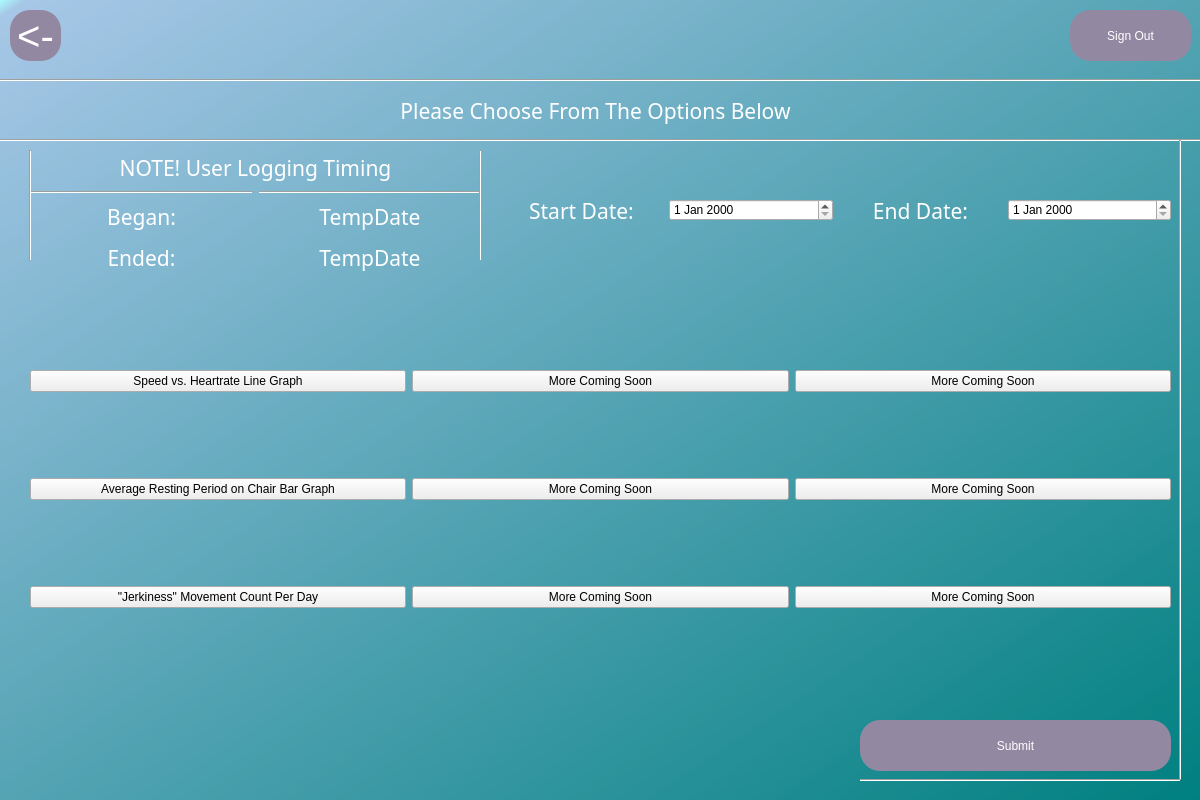
Before: the Qt Designer form UserDetailedAnalyticsSelectionPage.ui in MysticalMango647/RollSmartGui, drawn with Qt 5.
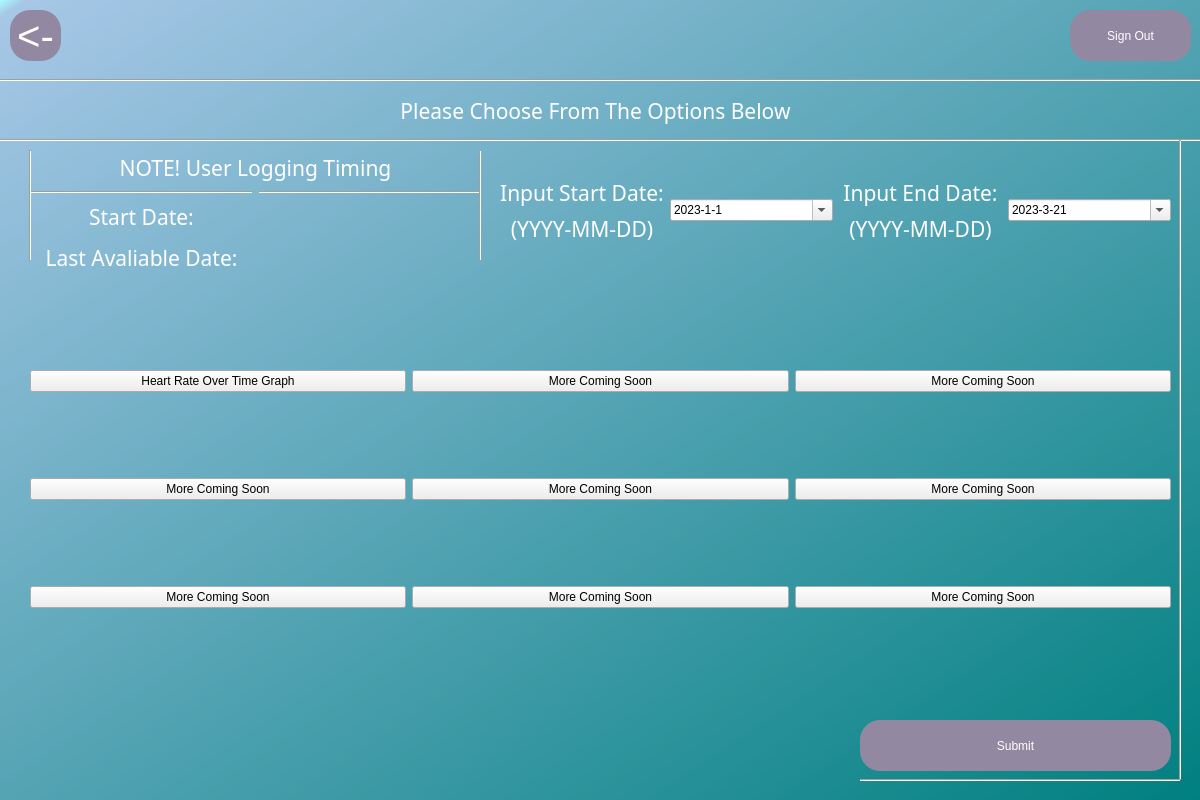
After: the same form once the commit is applied.

Commit message: user detailed analytics page updated, shows start date, end data of avalible data. another .py script used for testing purposes. updaed some ui files to show correct date format

Patch:
```diff
--- a/UserDetailedAnalyticsSelectionPage.ui
+++ b/UserDetailedAnalyticsSelectionPage.ui
@@ -142,6 +142,8 @@
     </property>
     <layout class="QHBoxLayout" name="horizontalLayout">
      <item>
+      <layout class="QVBoxLayout" name="verticalLayout">
+       <item>
       <widget class="QLabel" name="infoText_2">
        <property name="font">
         <font>
@@ -157,12 +159,37 @@
 color: rgb(255,255,255);</string>
        </property>
        <property name="text">
-        <string>Start Date:</string>
+          <string>Input Start Date:</string>
        </property>
        <property name="alignment">
-        <set>Qt::AlignCenter</set>
-       </property>
-      </widget>
+          <set>Qt::AlignBottom|Qt::AlignHCenter</set>
+         </property>
+        </widget>
+       </item>
+       <item>
+        <widget class="QLabel" name="infoText_7">
+         <property name="font">
+          <font>
+           <family>Corbel</family>
+           <pointsize>16</pointsize>
+           <weight>50</weight>
+           <italic>false</italic>
+           <bold>false</bold>
+          </font>
+         </property>
+         <property name="styleSheet">
+          <string notr="true">font: 16pt &quot;Corbel&quot;;
+color: rgb(255,255,255);</string>
+         </property>
+         <property name="text">
+          <string>(YYYY-MM-DD)</string>
+         </property>
+         <property name="alignment">
+          <set>Qt::AlignHCenter|Qt::AlignTop</set>
+         </property>
+        </widget>
+       </item>
+      </layout>
      </item>
      <item>
       <widget class="QDateEdit" name="StartDate">
@@ -170,10 +197,45 @@
         <string notr="true">font: 20pt &quot;Corbel&quot;;
 </string>
        </property>
+       <property name="dateTime">
+        <datetime>
+         <hour>0</hour>
+         <minute>0</minute>
+         <second>0</second>
+         <year>2023</year>
+         <month>1</month>
+         <day>1</day>
+        </datetime>
+       </property>
+       <property name="time">
+        <time>
+         <hour>0</hour>
+         <minute>0</minute>
+         <second>0</second>
+        </time>
+       </property>
+       <property name="displayFormat">
+        <string>yyyy-M-d</string>
+       </property>
+       <property name="calendarPopup">
+        <bool>true</bool>
+       </property>
+       <property name="timeSpec">
+        <enum>Qt::OffsetFromUTC</enum>
+       </property>
+       <property name="date">
+        <date>
+         <year>2023</year>
+         <month>1</month>
+         <day>1</day>
+        </date>
+       </property>
       </widget>
      </item>
      <item>
-      <widget class="QLabel" name="infoText_3">
+      <layout class="QVBoxLayout" name="verticalLayout_2">
+       <item>
+        <widget class="QLabel" name="infoText_8">
        <property name="font">
         <font>
          <family>Corbel</family>
@@ -188,12 +250,37 @@
 color: rgb(255,255,255);</string>
        </property>
        <property name="text">
-        <string>End Date:</string>
+          <string>Input End Date:</string>
        </property>
        <property name="alignment">
-        <set>Qt::AlignCenter</set>
-       </property>
-      </widget>
+          <set>Qt::AlignBottom|Qt::AlignHCenter</set>
+         </property>
+        </widget>
+       </item>
+       <item>
+        <widget class="QLabel" name="infoText_9">
+         <property name="font">
+          <font>
+           <family>Corbel</family>
+           <pointsize>16</pointsize>
+           <weight>50</weight>
+           <italic>false</italic>
+           <bold>false</bold>
+          </font>
+         </property>
+         <property name="styleSheet">
+          <string notr="true">font: 16pt &quot;Corbel&quot;;
+color: rgb(255,255,255);</string>
+         </property>
+         <property name="text">
+          <string>(YYYY-MM-DD)</string>
+         </property>
+         <property name="alignment">
+          <set>Qt::AlignHCenter|Qt::AlignTop</set>
+         </property>
+        </widget>
+       </item>
+      </layout>
      </item>
      <item>
       <widget class="QDateEdit" name="EndDate">
@@ -201,6 +288,25 @@
         <string notr="true">font: 20pt &quot;Corbel&quot;;
 </string>
        </property>
+       <property name="dateTime">
+        <datetime>
+         <hour>0</hour>
+         <minute>0</minute>
+         <second>0</second>
+         <year>2023</year>
+         <month>3</month>
+         <day>21</day>
+        </datetime>
+       </property>
+       <property name="currentSection">
+        <enum>QDateTimeEdit::DaySection</enum>
+       </property>
+       <property name="displayFormat">
+        <string>yyyy-M-d</string>
+       </property>
+       <property name="calendarPopup">
+        <bool>true</bool>
+       </property>
       </widget>
      </item>
     </layout>
@@ -238,7 +344,7 @@
 color: rgb(255,255,255);</string>
        </property>
        <property name="text">
-        <string>Ended:</string>
+        <string>Last Avaliable Date:</string>
        </property>
        <property name="alignment">
         <set>Qt::AlignCenter</set>
@@ -261,7 +367,7 @@
 color: rgb(255,255,255);</string>
        </property>
        <property name="text">
-        <string>TempDate</string>
+        <string/>
        </property>
        <property name="alignment">
         <set>Qt::AlignCenter</set>
@@ -284,7 +390,7 @@
 color: rgb(255,255,255);</string>
        </property>
        <property name="text">
-        <string>TempDate</string>
+        <string/>
        </property>
        <property name="alignment">
         <set>Qt::AlignCenter</set>
@@ -330,7 +436,7 @@
 color: rgb(255,255,255);</string>
        </property>
        <property name="text">
-        <string>Began:</string>
+        <string>Start Date:</string>
        </property>
        <property name="alignment">
         <set>Qt::AlignCenter</set>
@@ -378,16 +484,6 @@
        </property>
       </widget>
      </item>
-     <item row="2" column="0">
-      <widget class="QPushButton" name="pushButton_3">
-       <property name="styleSheet">
-        <string notr="true">font: 14pt &quot;Corbel&quot;;</string>
-       </property>
-       <property name="text">
-        <string>&quot;Jerkiness&quot; Movement Count Per Day</string>
-       </property>
-      </widget>
-     </item>
      <item row="0" column="0">
       <widget class="QPushButton" name="pushButton">
        <property name="styleSheet">
@@ -395,7 +491,7 @@
 </string>
        </property>
        <property name="text">
-        <string>Speed vs. Heartrate Line Graph</string>
+        <string>Heart Rate Over Time Graph</string>
        </property>
       </widget>
      </item>
@@ -410,16 +506,6 @@
        </property>
       </widget>
      </item>
-     <item row="1" column="0">
-      <widget class="QPushButton" name="pushButton_2">
-       <property name="styleSheet">
-        <string notr="true">font: 14pt &quot;Corbel&quot;;</string>
-       </property>
-       <property name="text">
-        <string>Average Resting Period on Chair Bar Graph</string>
-       </property>
-      </widget>
-     </item>
      <item row="0" column="2">
       <widget class="QPushButton" name="pushButton_7">
        <property name="styleSheet">
@@ -453,6 +539,28 @@
        </property>
       </widget>
      </item>
+     <item row="1" column="0">
+      <widget class="QPushButton" name="pushButton_10">
+       <property name="styleSheet">
+        <string notr="true">font: 16pt &quot;Corbel&quot;;
+</string>
+       </property>
+       <property name="text">
+        <string>More Coming Soon</string>
+       </property>
+      </widget>
+     </item>
+     <item row="2" column="0">
+      <widget class="QPushButton" name="pushButton_11">
+       <property name="styleSheet">
+        <string notr="true">font: 16pt &quot;Corbel&quot;;
+</string>
+       </property>
+       <property name="text">
+        <string>More Coming Soon</string>
+       </property>
+      </widget>
+     </item>
     </layout>
    </widget>
    <widget class="Line" name="line_5">
```
Left out of the diff: 2 changed lines with no effect on the pictures. Lines whose indentation alone changed are shown as unchanged. The commit also changes 4 other files.
